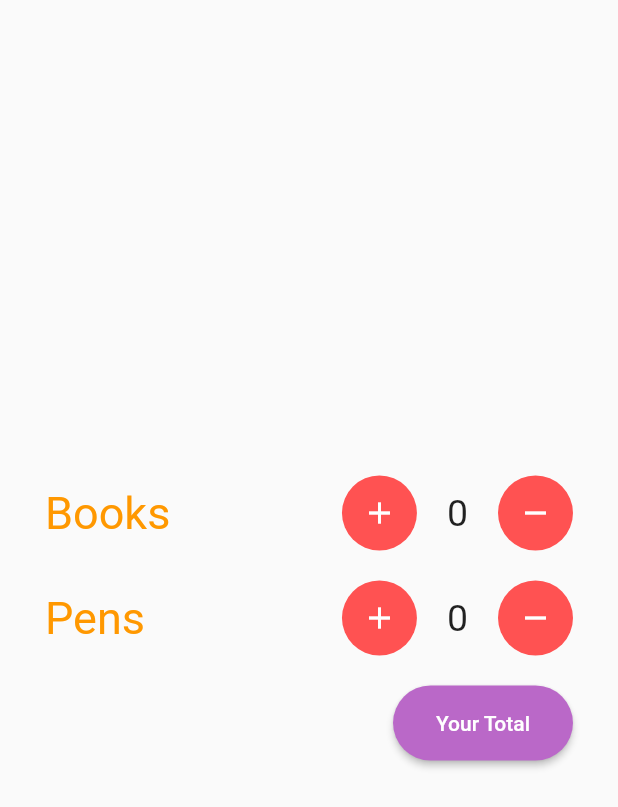
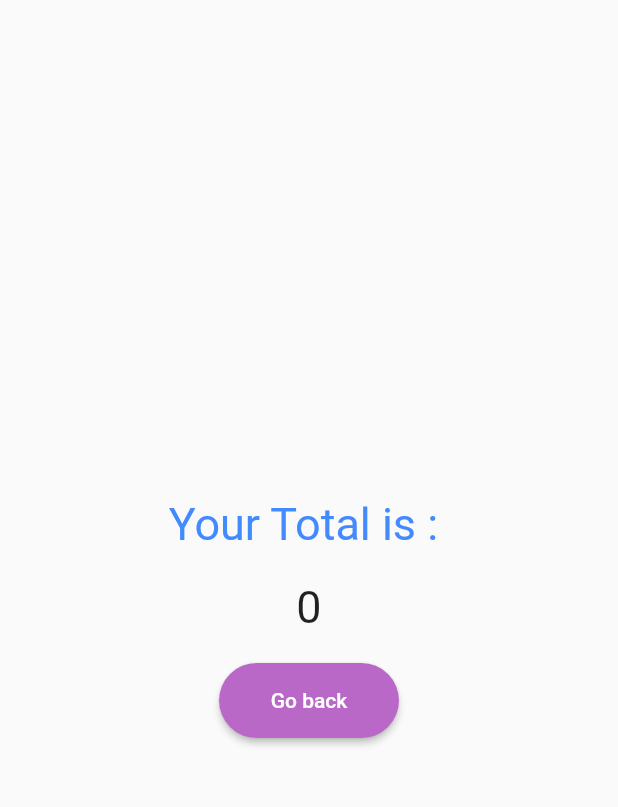
Before and after one commit to sank4lp55/shopping_cart, a Flutter app: the screen it shows after launch, after a tap on "Your Total", on a phone screen of 412 x 824 dp. Shown: the top 807 px of the screen. Run offline on Flutter 3.47's test engine with Material 2 defaults, Android fonts, the phone set to English and light mode, and no system bars; our stand-ins replace get.

```diff
--- a/lib/my_cart.dart
+++ b/lib/my_cart.dart
@@ -3,6 +3,7 @@
 import 'package:flutter/material.dart';
 import 'package:shopping_cart/my_controller.dart';
 import 'package:get/get.dart';
+import 'package:shopping_cart/total_page.dart';
 
 class MyCart extends StatefulWidget {
   MyCart({super.key});
@@ -135,9 +136,9 @@ class _MyCartState extends State<MyCart> {
                             shape: RoundedRectangleBorder(
                                 borderRadius:
                                     BorderRadius.all(Radius.circular(25)))),
-                        onPressed: () => {},
+                        onPressed: () => {Get.to(() => TotalPage())},
                         child: Text("Your Total")),
-                  )
+                  ),
                 ],
               ),
             ],
--- a/lib/my_controller.dart
+++ b/lib/my_controller.dart
@@ -4,6 +4,7 @@ import 'package:get/get.dart';
 class MyController extends GetxController {
   var books = 0.obs;
   var pens = 0.obs;
+  int get total => books.value + pens.value;
   incrementBooks() {
     books.value++;
   }
@@ -20,7 +21,7 @@ class MyController extends GetxController {
     }
   }
 
-   incrementPens() {
+  incrementPens() {
     pens.value++;
   }
 
--- /dev/null
+++ b/lib/total_page.dart
@@ -0,0 +1,53 @@
+import 'package:flutter/src/widgets/container.dart';
+import 'package:flutter/src/widgets/framework.dart';
+import 'package:flutter/material.dart';
+import 'package:get/get.dart';
+import 'package:get/get_core/src/get_main.dart';
+import 'package:shopping_cart/my_controller.dart';
+
+class TotalPage extends StatelessWidget {
+  TotalPage({super.key});
+  final MyController c = Get.put(MyController());
+
+  @override
+  Widget build(BuildContext context) {
+    return Scaffold(
+      body: Container(
+        child: Center(
+          child: Column(
+            mainAxisAlignment: MainAxisAlignment.center,
+            children: [
+              const Text(
+                "Your Total is : ",
+                style: TextStyle(fontSize: 30, color: Colors.blueAccent),
+              ),
+              const SizedBox(
+                height: 20,
+              ),
+              Obx(() => Text(
+                    "${c.total}",
+                    style: const TextStyle(fontSize: 30),
+                  )),
+              const SizedBox(
+                height: 20,
+              ),
+              Container(
+                width: 120,
+                height: 50,
+                //decoration: BoxDecoration(color: Colors.black),
+                child: ElevatedButton(
+                    style: ElevatedButton.styleFrom(
+                        backgroundColor: Colors.purple.shade300,
+                        shape: const RoundedRectangleBorder(
+                            borderRadius:
+                                BorderRadius.all(Radius.circular(25)))),
+                    onPressed: () => {Get.back()},
+                    child: const Text("Go back")),
+              ),
+            ],
+          ),
+        ),
+      ),
+    );
+  }
+}
```
